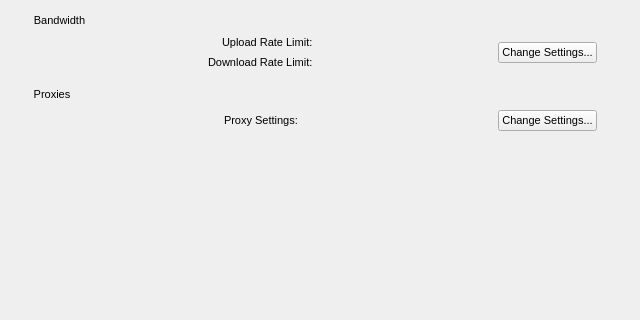
This is src/MEGASync/gui/macx/SettingsDialog.ui in meganz/MEGAsync as Qt 5 draws it before an edit; both pictures show x 0 to 640 and y 0 to 320 of the 640 by 648 pixel window. The edited form follows.
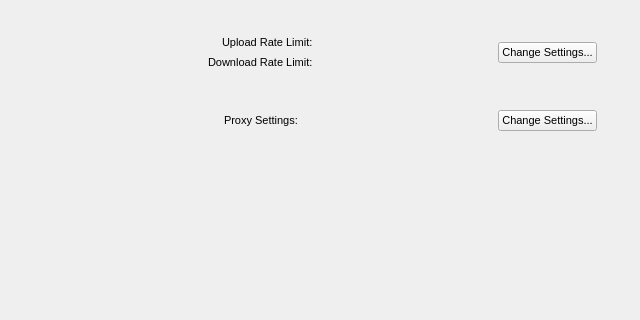
This is the edited form. The open tabs and pages were chosen to show the change. Icons and pictures are not drawn. Custom widgets are drawn as their Qt base class.

Commit message: Remove groupbox names for macOS according designs

The edit to the form file:
```diff
--- a/src/MEGASync/gui/macx/SettingsDialog.ui
+++ b/src/MEGASync/gui/macx/SettingsDialog.ui
@@ -2537,7 +2537,7 @@
        <item>
         <widget class="QGroupBox" name="gBandwidthSettings">
          <property name="title">
-          <string>Bandwidth</string>
+          <string/>
          </property>
          <layout class="QHBoxLayout" name="horizontalLayout_7">
           <property name="topMargin">
@@ -2639,7 +2639,7 @@
        <item>
         <widget class="QGroupBox" name="gProxySettings">
          <property name="title">
-          <string>Proxies</string>
+          <string/>
          </property>
          <layout class="QHBoxLayout" name="horizontalLayout_8">
           <property name="topMargin">
```
